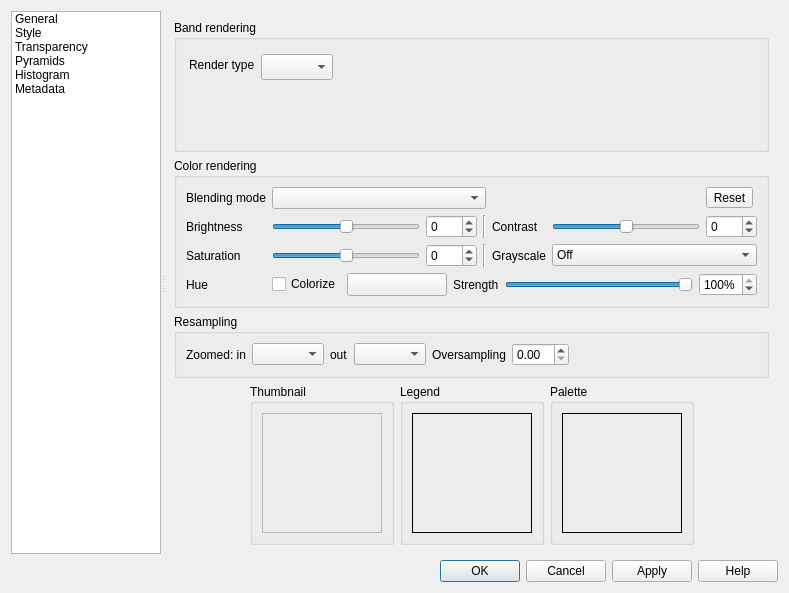
First picture: the form in src/ui/qgsrasterlayerpropertiesbase.ui, repository nextgis/nextgisqgis, before the edit.
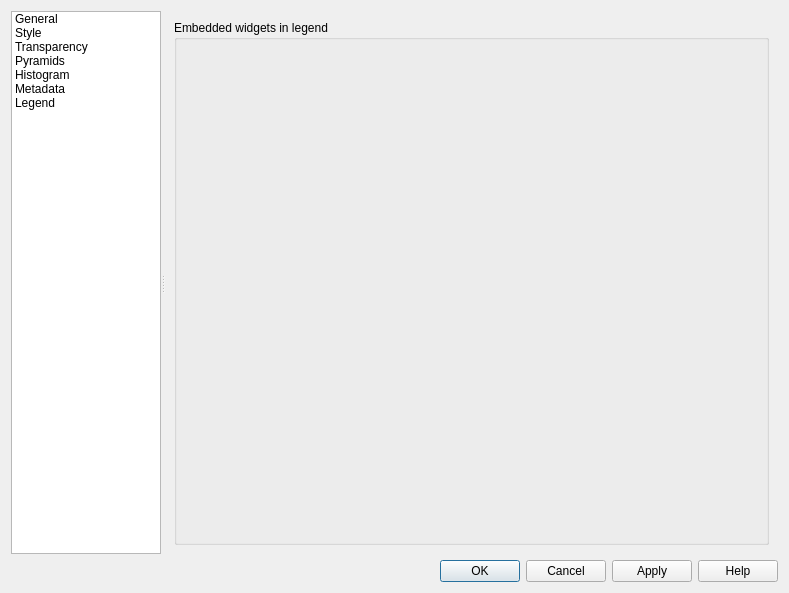
Second picture: the form after the edit. The open tabs and pages were chosen to show the change. Icons and pictures are not drawn. Custom widgets are drawn as their Qt base class.

Patch:
```diff
--- a/src/ui/qgsrasterlayerpropertiesbase.ui
+++ b/src/ui/qgsrasterlayerpropertiesbase.ui
@@ -161,6 +161,15 @@
             <normaloff>:/images/themes/default/propertyicons/metadata.png</normaloff>:/images/themes/default/propertyicons/metadata.png</iconset>
           </property>
          </item>
+         <item>
+          <property name="text">
+           <string>Legend</string>
+          </property>
+          <property name="icon">
+           <iconset resource="../../images/images.qrc">
+            <normaloff>:/images/themes/default/legend.svg</normaloff>:/images/themes/default/legend.svg</iconset>
+          </property>
+         </item>
         </widget>
        </item>
       </layout>
@@ -2120,6 +2129,22 @@
            </item>
           </layout>
          </widget>
+         <widget class="QWidget" name="mOptsPage_Legend">
+          <layout class="QVBoxLayout" name="verticalLayout_18">
+           <item>
+            <widget class="QGroupBox" name="groupBox">
+             <property name="title">
+              <string>Embedded widgets in legend</string>
+             </property>
+             <layout class="QVBoxLayout" name="verticalLayout_17">
+              <item>
+               <widget class="QgsLayerTreeEmbeddedConfigWidget" name="mLegendConfigEmbeddedWidget" native="true"/>
+              </item>
+             </layout>
+            </widget>
+           </item>
+          </layout>
+         </widget>
         </widget>
        </item>
       </layout>
@@ -2175,24 +2200,30 @@
    <header>qgscolorbuttonv2.h</header>
    <container>1</container>
   </customwidget>
+  <customwidget>
+   <class>QgsBlendModeComboBox</class>
+   <extends>QComboBox</extends>
+   <header>qgsblendmodecombobox.h</header>
+  </customwidget>
   <customwidget>
    <class>QgsCollapsibleGroupBox</class>
    <extends>QGroupBox</extends>
    <header>qgscollapsiblegroupbox.h</header>
    <container>1</container>
   </customwidget>
+  <customwidget>
+   <class>QgsProjectionSelectionWidget</class>
+   <extends>QWidget</extends>
+   <header>qgsprojectionselectionwidget.h</header>
+   <container>1</container>
+  </customwidget>
   <customwidget>
    <class>QgsScaleRangeWidget</class>
    <extends>QWidget</extends>
    <header>qgsscalerangewidget.h</header>
   </customwidget>
   <customwidget>
-   <class>QgsBlendModeComboBox</class>
-   <extends>QComboBox</extends>
-   <header>qgsblendmodecombobox.h</header>
-  </customwidget>
-  <customwidget>
-   <class>QgsProjectionSelectionWidget</class>
+   <class>QgsLayerTreeEmbeddedConfigWidget</class>
    <extends>QWidget</extends>
    <header location="global">qgsprojectionselectionwidget.h</header>
    <container>1</container>
```
Left out of the diff: 30 changed lines with no effect on the pictures.
